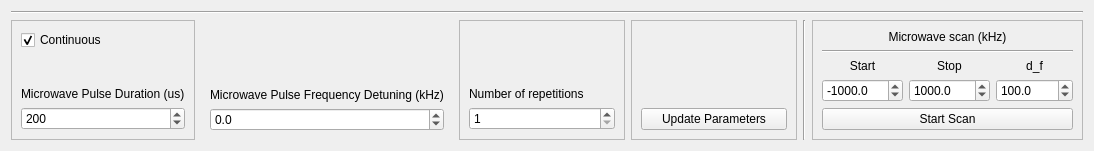
Qt form widgets/MWSpectro/MWSpectro_sequence.ui (JeremyQO/GUI-Experiment) before a commit.
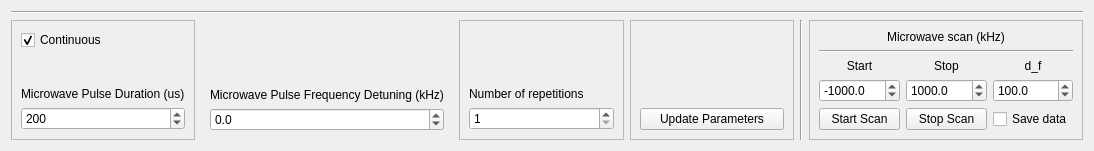
The same form after that commit.

Commit message: improved the frequency scan for microwave spectroscopy

Diff of the .ui file:
```diff
--- a/widgets/MWSpectro/MWSpectro_sequence.ui
+++ b/widgets/MWSpectro/MWSpectro_sequence.ui
@@ -188,6 +188,20 @@
      </layout>
     </widget>
    </item>
+   <item row="1" column="4">
+    <widget class="Line" name="line">
+     <property name="orientation">
+      <enum>Qt::Vertical</enum>
+     </property>
+    </widget>
+   </item>
+   <item row="0" column="0" colspan="6">
+    <widget class="Line" name="line_3">
+     <property name="orientation">
+      <enum>Qt::Horizontal</enum>
+     </property>
+    </widget>
+   </item>
    <item row="1" column="5">
     <widget class="QFrame" name="frame_3">
      <property name="frameShape">
@@ -207,34 +221,7 @@
         </property>
        </widget>
       </item>
-      <item row="3" column="2">
-       <widget class="QLabel" name="label_7">
-        <property name="text">
-         <string>d_f</string>
-        </property>
-        <property name="alignment">
-         <set>Qt::AlignCenter</set>
-        </property>
-       </widget>
-      </item>
-      <item row="3" column="1">
-       <widget class="QLabel" name="label_6">
-        <property name="text">
-         <string>Stop</string>
-        </property>
-        <property name="alignment">
-         <set>Qt::AlignCenter</set>
-        </property>
-       </widget>
-      </item>
-      <item row="5" column="0" colspan="3">
-       <widget class="QPushButton" name="pushButton_start_scan">
-        <property name="text">
-         <string>Start Scan</string>
-        </property>
-       </widget>
-      </item>
-      <item row="1" column="0" colspan="3">
+      <item row="1" column="0" colspan="4">
        <widget class="QLabel" name="label_5">
         <property name="text">
          <string>Microwave scan (kHz)</string>
@@ -260,23 +247,7 @@
         </property>
        </widget>
       </item>
-      <item row="4" column="1">
-       <widget class="QDoubleSpinBox" name="doubleSpinBox_stop_scan">
-        <property name="decimals">
-         <number>1</number>
-        </property>
-        <property name="minimum">
-         <double>-2000000.000000000000000</double>
-        </property>
-        <property name="maximum">
-         <double>2000000.000000000000000</double>
-        </property>
-        <property name="value">
-         <double>1000.000000000000000</double>
-        </property>
-       </widget>
-      </item>
-      <item row="0" column="0" colspan="3">
+      <item row="0" column="0" colspan="4">
        <spacer name="verticalSpacer_5">
         <property name="orientation">
          <enum>Qt::Vertical</enum>
@@ -289,43 +260,86 @@
         </property>
        </spacer>
       </item>
-      <item row="4" column="2">
-       <widget class="QDoubleSpinBox" name="doubleSpinBox_d_f_scan">
+      <item row="4" column="1">
+       <widget class="QDoubleSpinBox" name="doubleSpinBox_stop_scan">
         <property name="decimals">
          <number>1</number>
         </property>
+        <property name="minimum">
+         <double>-2000000.000000000000000</double>
+        </property>
         <property name="maximum">
          <double>2000000.000000000000000</double>
         </property>
         <property name="value">
-         <double>100.000000000000000</double>
+         <double>1000.000000000000000</double>
         </property>
        </widget>
       </item>
-      <item row="2" column="0" colspan="3">
+      <item row="3" column="1">
+       <widget class="QLabel" name="label_6">
+        <property name="text">
+         <string>Stop</string>
+        </property>
+        <property name="alignment">
+         <set>Qt::AlignCenter</set>
+        </property>
+       </widget>
+      </item>
+      <item row="2" column="0" colspan="4">
        <widget class="Line" name="line_2">
         <property name="orientation">
          <enum>Qt::Horizontal</enum>
         </property>
        </widget>
       </item>
+      <item row="6" column="0">
+       <widget class="QPushButton" name="pushButton_start_scan">
+        <property name="text">
+         <string>Start Scan</string>
+        </property>
+       </widget>
+      </item>
+      <item row="6" column="1">
+       <widget class="QPushButton" name="pushButton_stop_scan">
+        <property name="text">
+         <string>Stop Scan</string>
+        </property>
+       </widget>
+      </item>
+      <item row="4" column="2" colspan="2">
+       <widget class="QDoubleSpinBox" name="doubleSpinBox_d_f_scan">
+        <property name="decimals">
+         <number>1</number>
+        </property>
+        <property name="maximum">
+         <double>2000000.000000000000000</double>
+        </property>
+        <property name="value">
+         <double>100.000000000000000</double>
+        </property>
+       </widget>
+      </item>
+      <item row="6" column="2" colspan="2">
+       <widget class="QCheckBox" name="checkBox_save">
+        <property name="text">
+         <string>Save data</string>
+        </property>
+       </widget>
+      </item>
+      <item row="3" column="2" colspan="2">
+       <widget class="QLabel" name="label_7">
+        <property name="text">
+         <string>d_f</string>
+        </property>
+        <property name="alignment">
+         <set>Qt::AlignCenter</set>
+        </property>
+       </widget>
+      </item>
      </layout>
     </widget>
    </item>
-   <item row="1" column="4">
-    <widget class="Line" name="line">
-     <property name="orientation">
-      <enum>Qt::Vertical</enum>
-     </property>
-    </widget>
-   </item>
-   <item row="0" column="0" colspan="6">
-    <widget class="Line" name="line_3">
-     <property name="orientation">
-      <enum>Qt::Horizontal</enum>
-     </property>
-    </widget>
-   </item>
   </layout>
  </widget>
  <resources/>
```
The commit also changes 3 other files.
